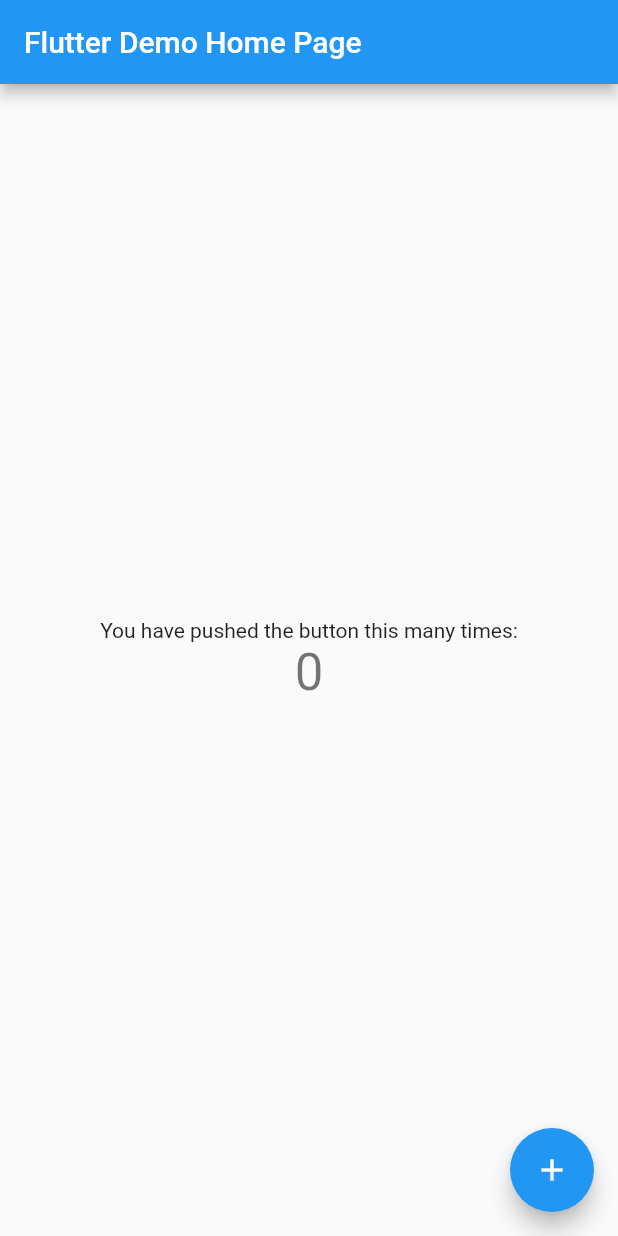
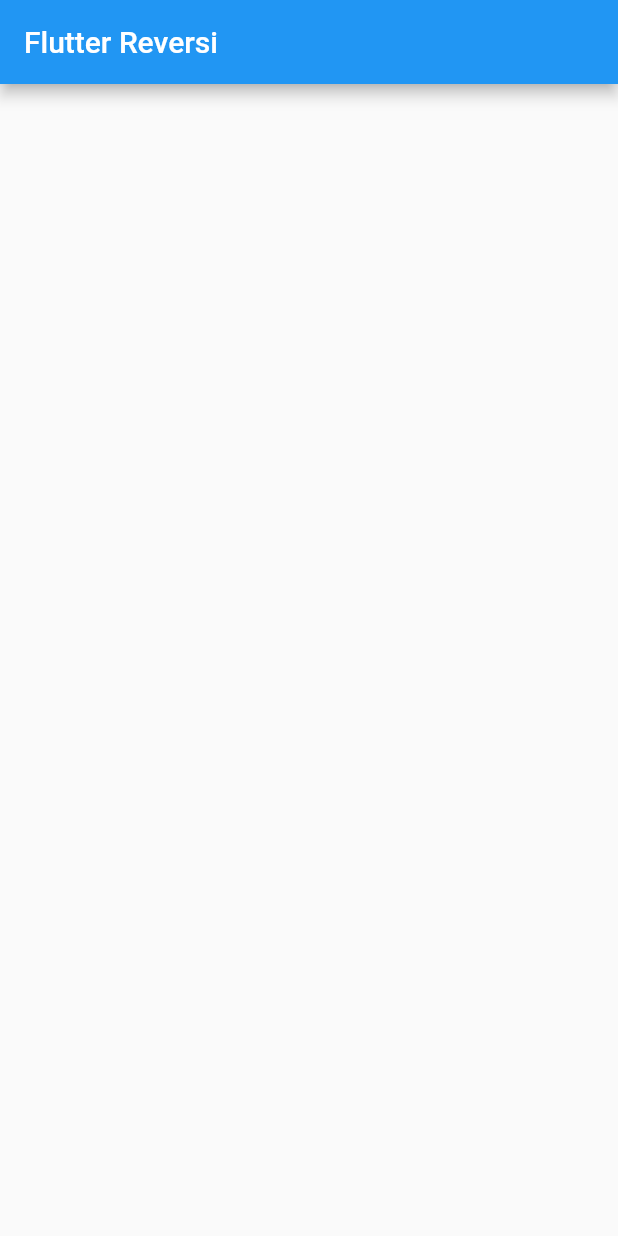
Before and after one commit to lohanidamodar/flutter_reversi, a Flutter app: the screen it shows after launch, on a phone screen of 412 x 824 dp. Run offline on Flutter 3.47's test engine with Material 2 defaults, Android fonts, the phone set to English and light mode, and no system bars.

Commit message:
removing comments and dummy code

```diff
--- a/lib/main.dart
+++ b/lib/main.dart
@@ -3,109 +3,33 @@ import 'package:flutter/material.dart';
 void main() => runApp(MyApp());
 
 class MyApp extends StatelessWidget {
-  // This widget is the root of your application.
   @override
   Widget build(BuildContext context) {
     return MaterialApp(
-      title: 'Flutter Demo',
+      title: 'Flutter Reversi',
       theme: ThemeData(
-        // This is the theme of your application.
-        //
-        // Try running your application with "flutter run". You'll see the
-        // application has a blue toolbar. Then, without quitting the app, try
-        // changing the primarySwatch below to Colors.green and then invoke
-        // "hot reload" (press "r" in the console where you ran "flutter run",
-        // or simply save your changes to "hot reload" in a Flutter IDE).
-        // Notice that the counter didn't reset back to zero; the application
-        // is not restarted.
         primarySwatch: Colors.blue,
       ),
-      home: MyHomePage(title: 'Flutter Demo Home Page'),
+      home: HomePage(),
     );
   }
 }
 
-class MyHomePage extends StatefulWidget {
-  MyHomePage({Key key, this.title}) : super(key: key);
-
-  // This widget is the home page of your application. It is stateful, meaning
-  // that it has a State object (defined below) that contains fields that affect
-  // how it looks.
-
-  // This class is the configuration for the state. It holds the values (in this
-  // case the title) provided by the parent (in this case the App widget) and
-  // used by the build method of the State. Fields in a Widget subclass are
-  // always marked "final".
-
-  final String title;
-
+class HomePage extends StatelessWidget {
   @override
-  _MyHomePageState createState() => _MyHomePageState();
-}
-
-class _MyHomePageState extends State<MyHomePage> {
-  int _counter = 0;
-
-  void _incrementCounter() {
-    setState(() {
-      // This call to setState tells the Flutter framework that something has
-      // changed in this State, which causes it to rerun the build method below
-      // so that the display can reflect the updated values. If we changed
-      // _counter without calling setState(), then the build method would not be
-      // called again, and so nothing would appear to happen.
-      _counter++;
-    });
-  }
-
-  @override
-  Widget build(BuildContext context) {
-    // This method is rerun every time setState is called, for instance as done
-    // by the _incrementCounter method above.
-    //
-    // The Flutter framework has been optimized to make rerunning build methods
-    // fast, so that you can just rebuild anything that needs updating rather
-    // than having to individually change instances of widgets.
+  Widget build(BuildContext context){
     return Scaffold(
       appBar: AppBar(
-        // Here we take the value from the MyHomePage object that was created by
-        // the App.build method, and use it to set our appbar title.
-        title: Text(widget.title),
+        title: Text('Flutter Reversi'),
       ),
-      body: Center(
-        // Center is a layout widget. It takes a single child and positions it
-        // in the middle of the parent.
+      body: SingleChildScrollView(
         child: Column(
-          // Column is also a layout widget. It takes a list of children and
-          // arranges them vertically. By default, it sizes itself to fit its
-          // children horizontally, and tries to be as tall as its parent.
-          //
-          // Invoke "debug painting" (press "p" in the console, choose the
-          // "Toggle Debug Paint" action from the Flutter Inspector in Android
-          // Studio, or the "Toggle Debug Paint" command in Visual Studio Code)
-          // to see the wireframe for each widget.
-          //
-          // Column has various properties to control how it sizes itself and
-          // how it positions its children. Here we use mainAxisAlignment to
-          // center the children vertically; the main axis here is the vertical
-          // axis because Columns are vertical (the cross axis would be
-          // horizontal).
-          mainAxisAlignment: MainAxisAlignment.center,
+          crossAxisAlignment: CrossAxisAlignment.start,
           children: <Widget>[
-            Text(
-              'You have pushed the button this many times:',
-            ),
-            Text(
-              '$_counter',
-              style: Theme.of(context).textTheme.display1,
-            ),
+
           ],
         ),
       ),
-      floatingActionButton: FloatingActionButton(
-        onPressed: _incrementCounter,
-        tooltip: 'Increment',
-        child: Icon(Icons.add),
-      ), // This trailing comma makes auto-formatting nicer for build methods.
     );
   }
 }
```
Also changed, not shown: pubspec.yaml (+0 -55 lines), pubspec.lock.
